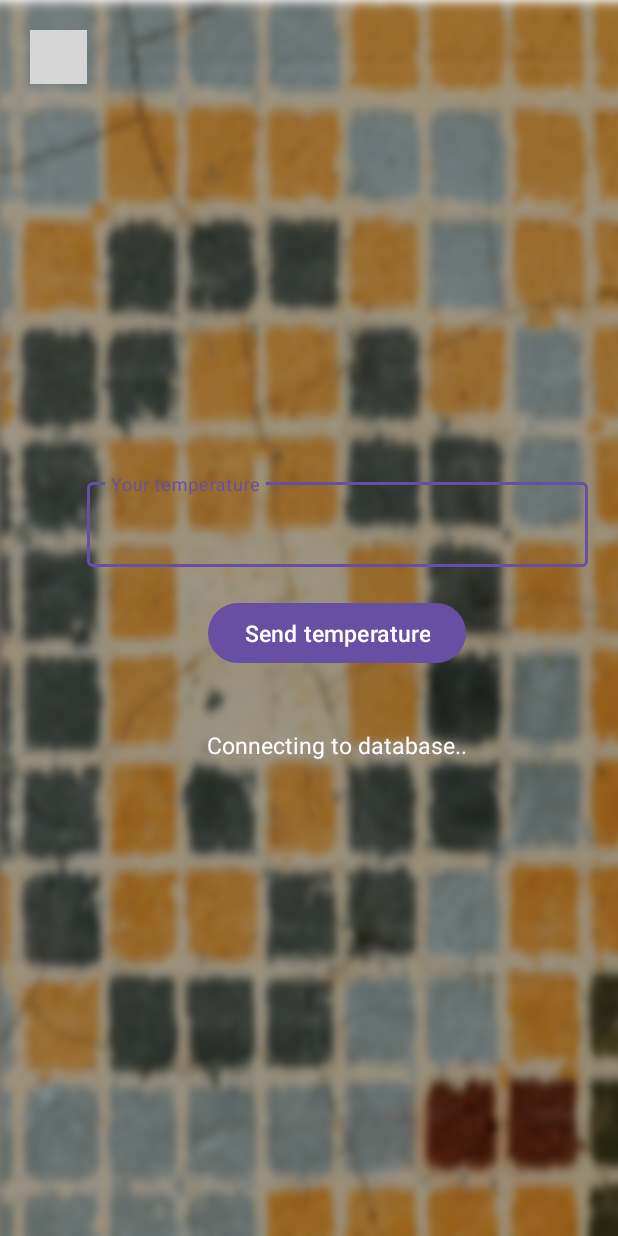
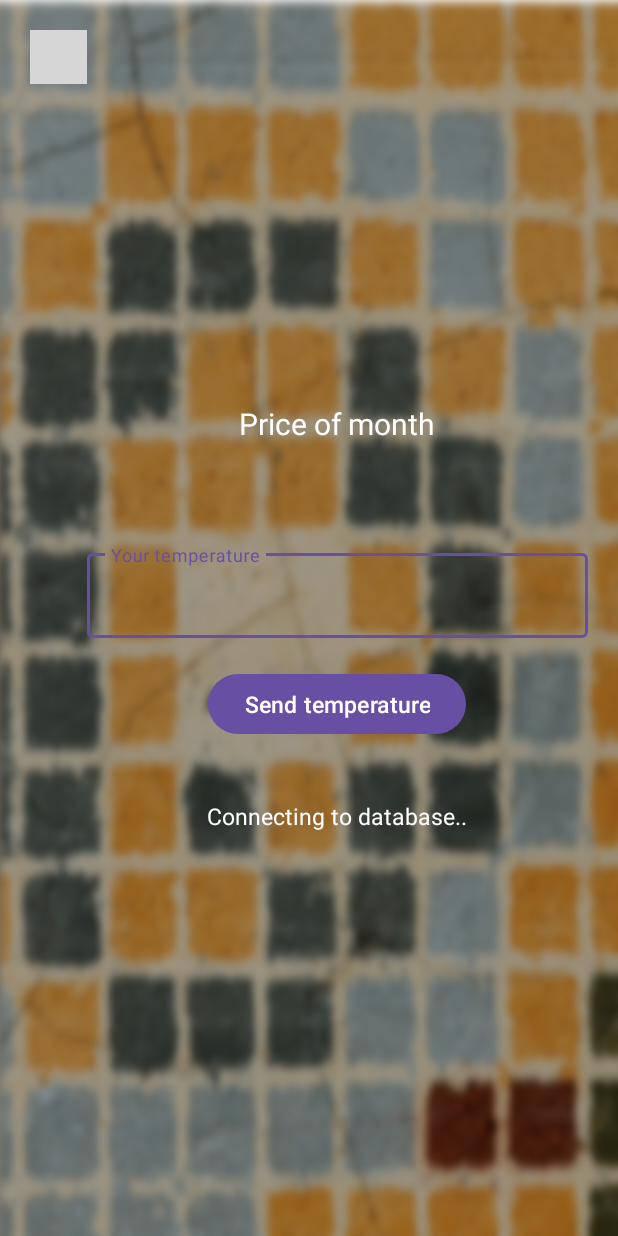
Before and after one commit to Samurai-lab/Client-app-for-control-temperature, an Android app: the screen it shows after launch once a user with an empty profile is signed in (MainActivity), on a phone screen of 412 x 824 dp. Run offline under Robolectric (Android 15) with nearby library versions, the phone set to English and light mode, and no system bars; our stand-ins replace Firebase (no records; nobody signed in at launch, a user with empty details on screens opened directly); grey boxes are pictures that could not be loaded.

Commit message:
cv 0.0.8

```diff
--- a/Controlsboilergrowtemperature/app/src/main/java/com/example/controlsboilergrowtemperature/MainActivity.java
+++ b/Controlsboilergrowtemperature/app/src/main/java/com/example/controlsboilergrowtemperature/MainActivity.java
@@ -39,6 +39,7 @@ public class MainActivity extends AppCompatActivity {
     private static final String TAG = "MainActivity";
 
     private TextView getDataDisplay;
+    private TextView priseTextView;
     private EditText editTextTemperature;
     private Button postDataBtn;
     private ImageButton logoutBtn;
@@ -70,6 +71,7 @@ public class MainActivity extends AppCompatActivity {
         logoutBtn = findViewById(R.id.logout);
         getDataDisplay = findViewById(R.id.getDataDisplay);
         editTextTemperature = findViewById(R.id.editTextTemperature);
+        priseTextView = findViewById(R.id.priseTextView);
 
         Timer timer = new Timer();
         TimerTask timerTask = new TimerTask()
@@ -100,6 +102,13 @@ public class MainActivity extends AppCompatActivity {
                             getDataDisplayHelper += "Мощность нагревателя: " + model.getPNagr() + "\n";
                             getDataDisplayHelper += "Работает ли помпа: " + model.getPomp() + "\n";
                             getDataDisplayHelper += "Ошибки: " + model.getError() + "\n";
+
+                            getDataDisplayHelper += "Расход газа: " + model.getRasxGaza() + "\n";
+                            getDataDisplayHelper += "Расход воздуха: " + model.getRasxVozd() + "\n";
+                            getDataDisplayHelper += "Давление воды: " + model.getDavlVod() + "\n";
+                            getDataDisplayHelper += "Давление газа: " + model.getDavlGaza() + "\n";
+
+                            priseTextView.setText((int) (Integer.parseInt(model.getRasxGaza()) * 6.51) + " rub");
                             getDataDisplayHelperNull = getDataDisplayHelper;
                         } else {
                             getDataDisplay.setText(getDataDisplayHelperNull);
--- a/Controlsboilergrowtemperature/app/src/main/res/layout/activity_main.xml
+++ b/Controlsboilergrowtemperature/app/src/main/res/layout/activity_main.xml
@@ -27,6 +27,27 @@
         android:layout_height="match_parent"
         android:gravity="center"
         android:orientation="vertical">
+
+      <TextView
+          android:id="@+id/priceInfoTextView"
+          android:gravity="center"
+          android:layout_width="wrap_content"
+          android:layout_height="wrap_content"
+          android:layout_marginBottom="10sp"
+          android:text="Price of month"
+          android:textColor="@color/white"
+          android:textSize="20dp"
+          />
+
+        <TextView
+            android:id="@+id/priseTextView"
+            android:gravity="center"
+            android:layout_width="wrap_content"
+            android:layout_height="wrap_content"
+            android:layout_marginBottom="30sp"
+            android:textColor="@color/white"
+            android:textSize="20dp"
+            />
 
         <com.google.android.material.textfield.TextInputLayout
             android:layout_width="match_parent"
```
Also changed, not shown: Controlsboilergrowtemperature/app/src/main/java/com/example/controlsboilergrowtemperature/Model.java (+37 -0 lines).
